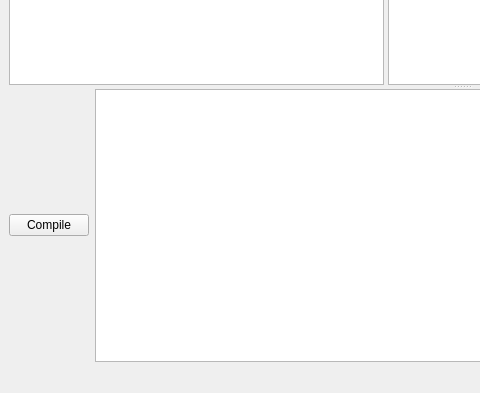
Qt form mainwindow.ui (MEHRDADsmj/ShEd) before a commit; both pictures show x 0 to 480 and y 226 to 619 of the 923 by 619 pixel window.
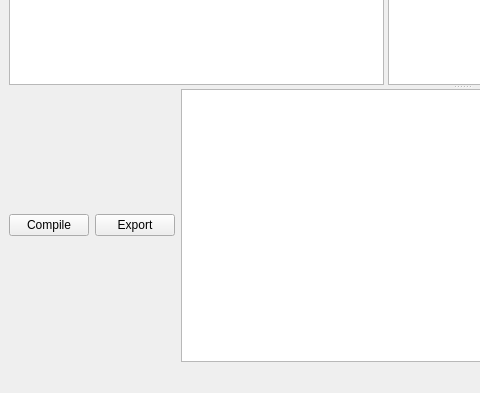
The same form after that commit. Custom widgets are drawn as their Qt base class.

Patch:
```diff
--- a/mainwindow.ui
+++ b/mainwindow.ui
@@ -59,7 +59,7 @@
        </widget>
        <widget class="Renderer" name="widget" native="true"/>
       </widget>
-      <widget class="QWidget" name="">
+      <widget class="QWidget" name="layoutWidget">
        <layout class="QHBoxLayout" name="horizontalLayout">
         <item>
          <widget class="QPushButton" name="btnCompile">
@@ -68,6 +68,13 @@
           </property>
          </widget>
         </item>
+        <item>
+         <widget class="QPushButton" name="btnExport">
+          <property name="text">
+           <string>Export</string>
+          </property>
+         </widget>
+        </item>
         <item>
          <widget class="QListWidget" name="listErrorList"/>
         </item>
```
Left out of the diff: 2 changed lines with no effect on the pictures.
